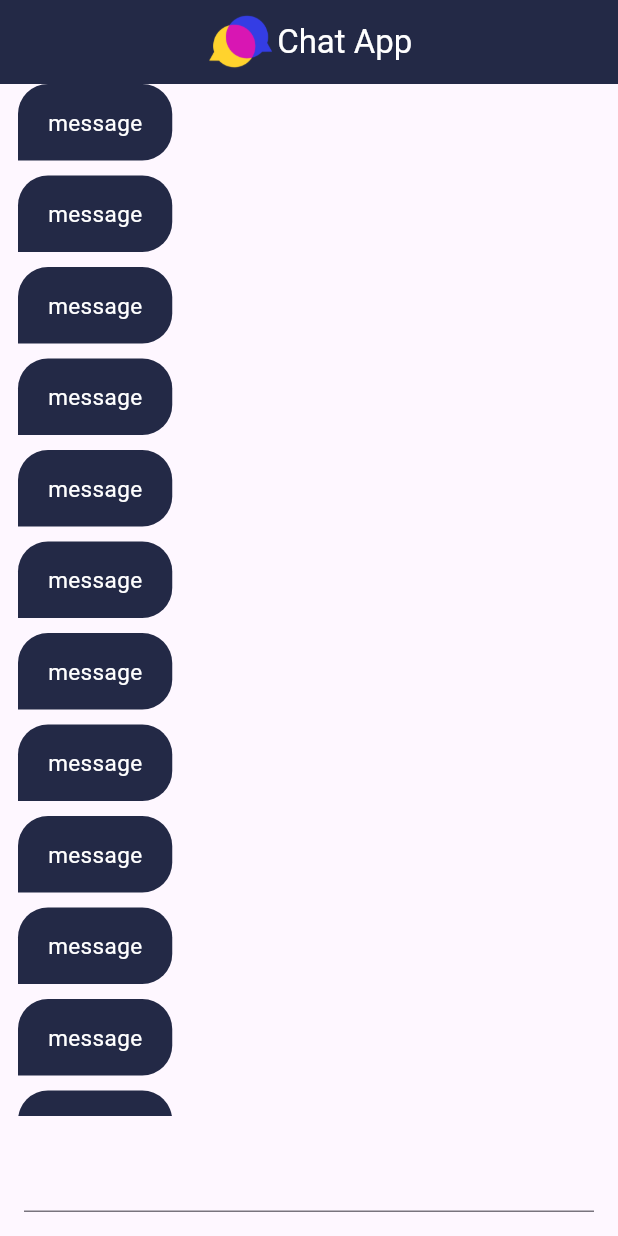
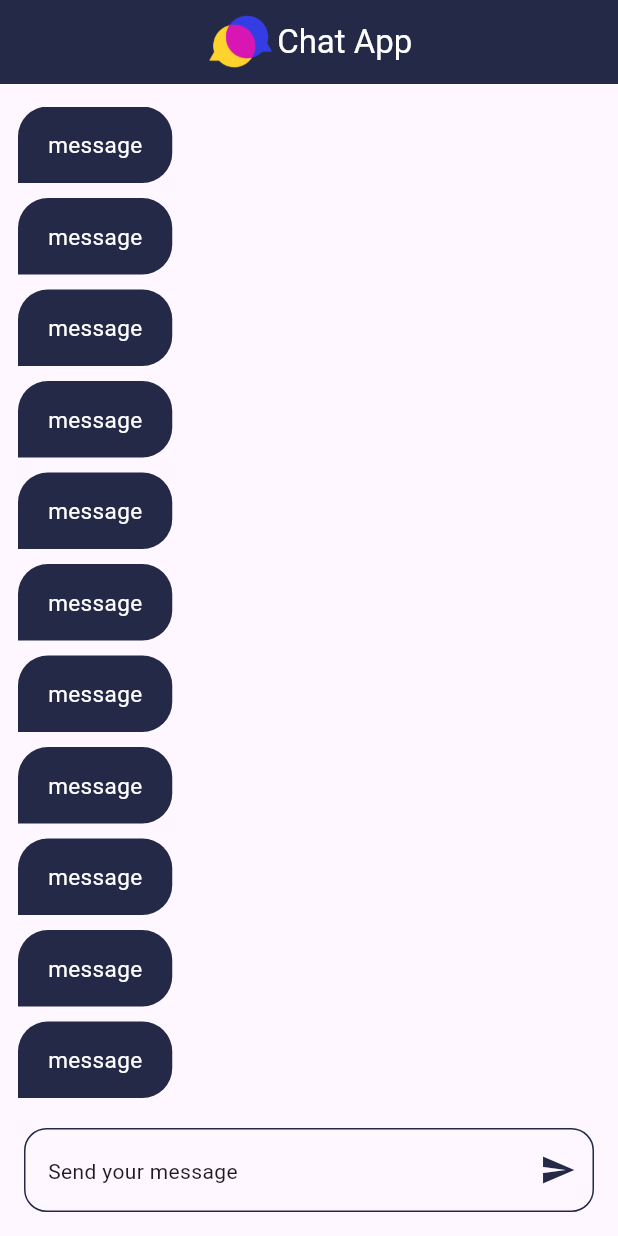
Before and after one commit to sahiralzakaria/Flutter-Learning-Apps-ChatApp, a Flutter app: the ChatPage screen opened by its route, on a phone screen of 412 x 824 dp. Run offline on Flutter 3.47's test engine with Material 3 defaults, Android fonts, the light colour scheme and no system bars; our stand-ins replace firebase_auth, firebase_core, modal_progress_hud_nsn; accounts and stored records are empty; generated files the repository leaves out were written again.

Commit message:
decoration

```diff
--- a/lib/pages/chat_page.dart
+++ b/lib/pages/chat_page.dart
@@ -25,14 +25,32 @@
 
       body: Column(
         children: [
+          SizedBox(height: 15),
           Expanded(
             child: ListView.builder(
+              itemCount: 18,
               itemBuilder: (context, index) {
                 return ChatBubble(leftBubble: true, message: 'message');
               },
             ),
           ),
-          Padding(padding: const EdgeInsets.all(16), child: TextField()),
+          Padding(
+            padding: const EdgeInsets.all(16),
+            child: TextField(
+              style: TextStyle(color: Colors.black),
+              decoration: InputDecoration(
+                hint: Text('Send your message'),
+                suffixIcon: Icon(Icons.send, color: kPrimaryColor),
+                focusedBorder: OutlineInputBorder(
+                  borderSide: BorderSide(color: kSecondColor),
+                ),
+                enabledBorder: OutlineInputBorder(
+                  borderRadius: BorderRadius.circular(15),
+                  borderSide: BorderSide(color: kPrimaryColor),
+                ),
+              ),
+            ),
+          ),
         ],
       ),
     );
```
